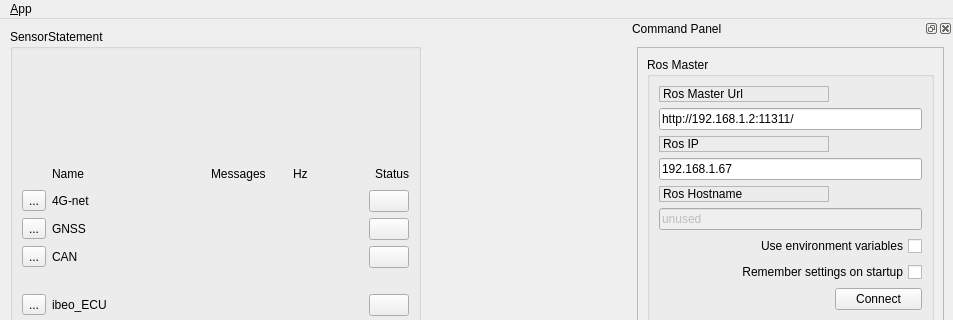
Old version of the form ui/main_window.ui in the repository lycismail/Monitor_Toolkit; both pictures show x 0 to 953 and y 0 to 320 of the 953 by 711 pixel window.
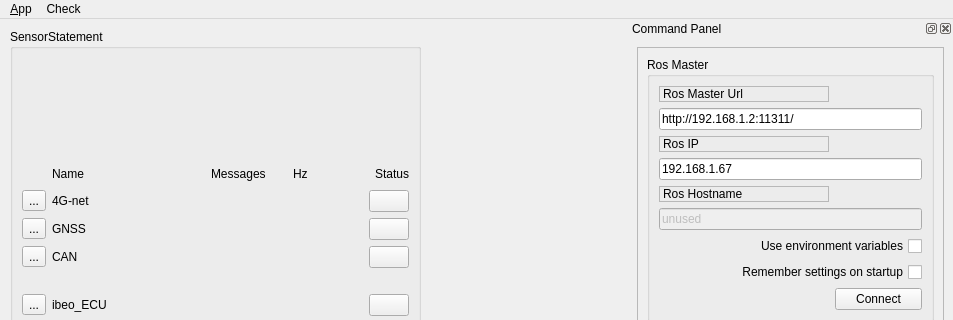
New version of the form. Icons and pictures are not drawn.

```diff
--- a/ui/main_window.ui
+++ b/ui/main_window.ui
@@ -678,7 +678,14 @@
     <addaction name="separator"/>
     <addaction name="action_Quit"/>
    </widget>
+   <widget class="QMenu" name="menuCheckSensors">
+    <property name="title">
+     <string>Check</string>
+    </property>
+    <addaction name="actionSensors"/>
+   </widget>
    <addaction name="menu_File"/>
+   <addaction name="menuCheckSensors"/>
   </widget>
   <widget class="QStatusBar" name="statusbar"/>
   <widget class="QDockWidget" name="dock_status">
```
Left out of the diff: 5 changed lines with no effect on the pictures.
